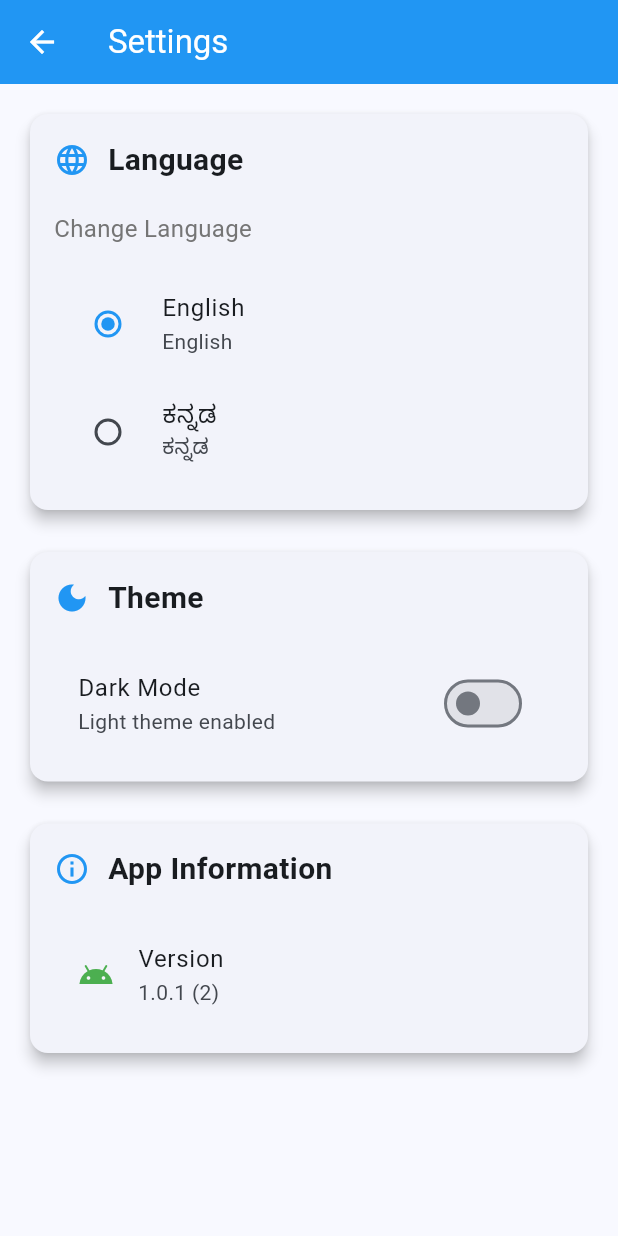
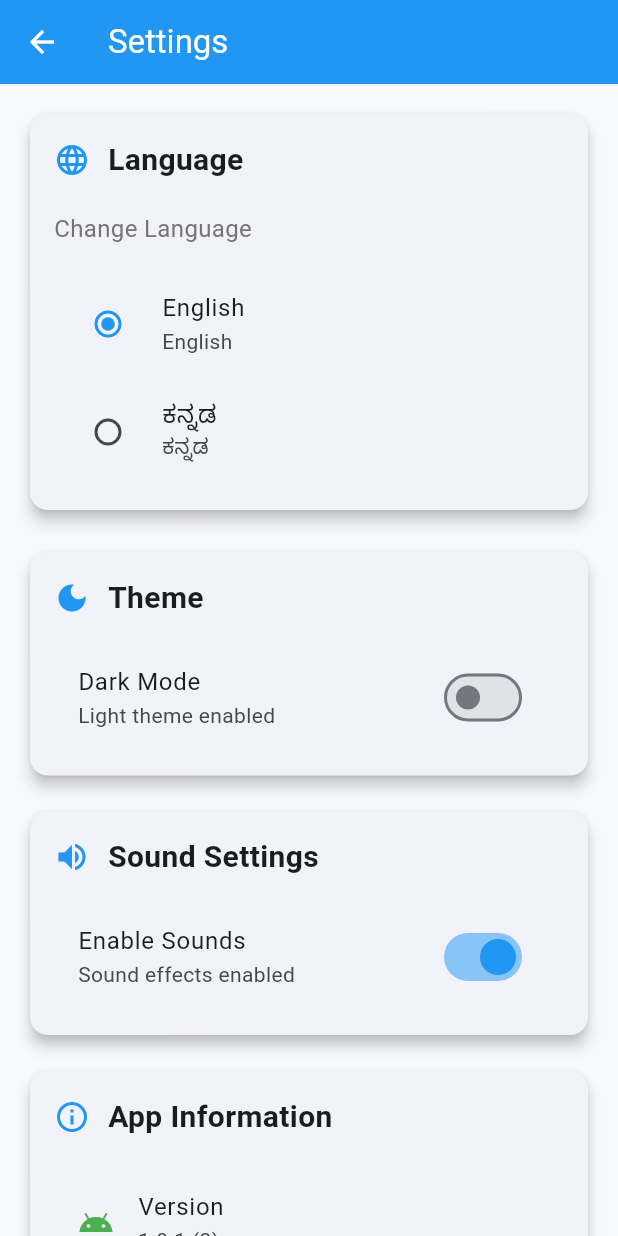
Before and after one commit to Bhimanagowda/daily_expense_pro, a Flutter app: the SettingsPage screen opened directly with empty values, on a phone screen of 412 x 824 dp. Run offline on Flutter 3.47's test engine with Material 3 defaults, Android fonts, the phone set to English and light mode, and no system bars; our stand-ins replace audioplayers, fl_chart, image_picker, package_info_plus, shared_preferences; missing offline and left inert: excel; accounts and stored records are empty.

Commit message:
add whatsapp integration,Set Sound Enable&Disable

```diff
--- a/lib/settings_page.dart
+++ b/lib/settings_page.dart
@@ -20,6 +20,7 @@ class SettingsPage extends StatefulWidget {
 class _SettingsPageState extends State<SettingsPage> {
   String _selectedLanguage = 'en';
   bool _isDarkMode = false;
+  bool _isSoundEnabled = true;
   bool _isLoading = true;
   String _appVersion = '';
 
@@ -35,6 +36,7 @@ class _SettingsPageState extends State<SettingsPage> {
     setState(() {
       _selectedLanguage = prefs.getString('language_code') ?? 'en';
       _isDarkMode = prefs.getBool('dark_mode') ?? false;
+      _isSoundEnabled = prefs.getBool('sound_enabled') ?? true;
       _isLoading = false;
     });
   }
@@ -59,6 +61,14 @@ class _SettingsPageState extends State<SettingsPage> {
 
     // Notify parent about language change
     widget.onLanguageChanged(Locale(languageCode));
+  }
+
+  Future<void> _saveSoundPreference(bool isEnabled) async {
+    final prefs = await SharedPreferences.getInstance();
+    await prefs.setBool('sound_enabled', isEnabled);
+    setState(() {
+      _isSoundEnabled = isEnabled;
+    });
   }
 
   Future<void> _getAppVersion() async {
@@ -86,7 +96,8 @@ class _SettingsPageState extends State<SettingsPage> {
       ),
       body: _isLoading
           ? const Center(child: CircularProgressIndicator())
-          : Padding(
+          : SingleChildScrollView(
+              child: Padding(
                 padding: const EdgeInsets.all(16.0),
                 child: Column(
                   crossAxisAlignment: CrossAxisAlignment.start,
@@ -184,7 +195,7 @@ class _SettingsPageState extends State<SettingsPage> {
                                 ),
                               ],
                             ),
-                          const SizedBox(height: 20),
+                            const SizedBox(height: 16),
                             SwitchListTile(
                               title: Text('Dark Mode'),
                               subtitle: Text(
@@ -203,7 +214,53 @@ class _SettingsPageState extends State<SettingsPage> {
                       ),
                     ),
 
-                  const SizedBox(height: 20),
+                    const SizedBox(height: 16),
+
+                    // Sound Settings Card
+                    Card(
+                      elevation: 4,
+                      child: Padding(
+                        padding: const EdgeInsets.all(16.0),
+                        child: Column(
+                          crossAxisAlignment: CrossAxisAlignment.start,
+                          children: [
+                            Row(
+                              children: [
+                                Icon(
+                                  Icons.volume_up,
+                                  color: Colors.blue,
+                                  size: 24,
+                                ),
+                                const SizedBox(width: 12),
+                                Text(
+                                  'Sound Settings',
+                                  style: const TextStyle(
+                                    fontSize: 20,
+                                    fontWeight: FontWeight.bold,
+                                  ),
+                                ),
+                              ],
+                            ),
+                            const SizedBox(height: 16),
+                            SwitchListTile(
+                              title: Text('Enable Sounds'),
+                              subtitle: Text(
+                                _isSoundEnabled
+                                    ? 'Sound effects enabled'
+                                    : 'Sound effects disabled',
+                              ),
+                              value: _isSoundEnabled,
+                              onChanged: (bool value) {
+                                _saveSoundPreference(value);
+                              },
+                              activeColor: Colors.blue,
+                            ),
+                          ],
+                        ),
+                      ),
+                    ),
+
+                    const SizedBox(height: 16),
 
                     // Version info card
                     Card(
@@ -249,6 +306,7 @@ class _SettingsPageState extends State<SettingsPage> {
                   ],
                 ),
               ),
+            ),
     );
   }
 }
--- a/pubspec.yaml
+++ b/pubspec.yaml
@@ -40,6 +40,7 @@ dependencies:
   path_provider: ^2.1.4
   image_picker: ^1.1.2
   audioplayers: ^5.2.1
+  url_launcher: ^6.1.12
 
 dev_dependencies:
   flutter_test:
@@ -77,6 +78,7 @@ flutter:
     - assets/
     - assets/WhatsApp Audio 2025-07-17 at 8.34.16 PM.aac
     - assets/mixkit-censorship-beep-1082.wav
+    - assets/radio-103737.mp3
 
   # An image asset can refer to one or more resolution-specific "variants", see
   # https://flutter.dev/to/resolution-aware-images
```
Also changed, not shown: lib/borrow_page.dart (+36 -63 lines), lib/cost_split_page.dart (+2 -9 lines), lib/group_detail_page.dart (+6 -17 lines), lib/lend_page.dart (+39 -63 lines), lib/main.dart (+8 -23 lines), lib/sound_helper.dart (added, +31 -0 lines), pubspec.lock, 6 other files. Lines whose indentation alone changed are shown as unchanged.
